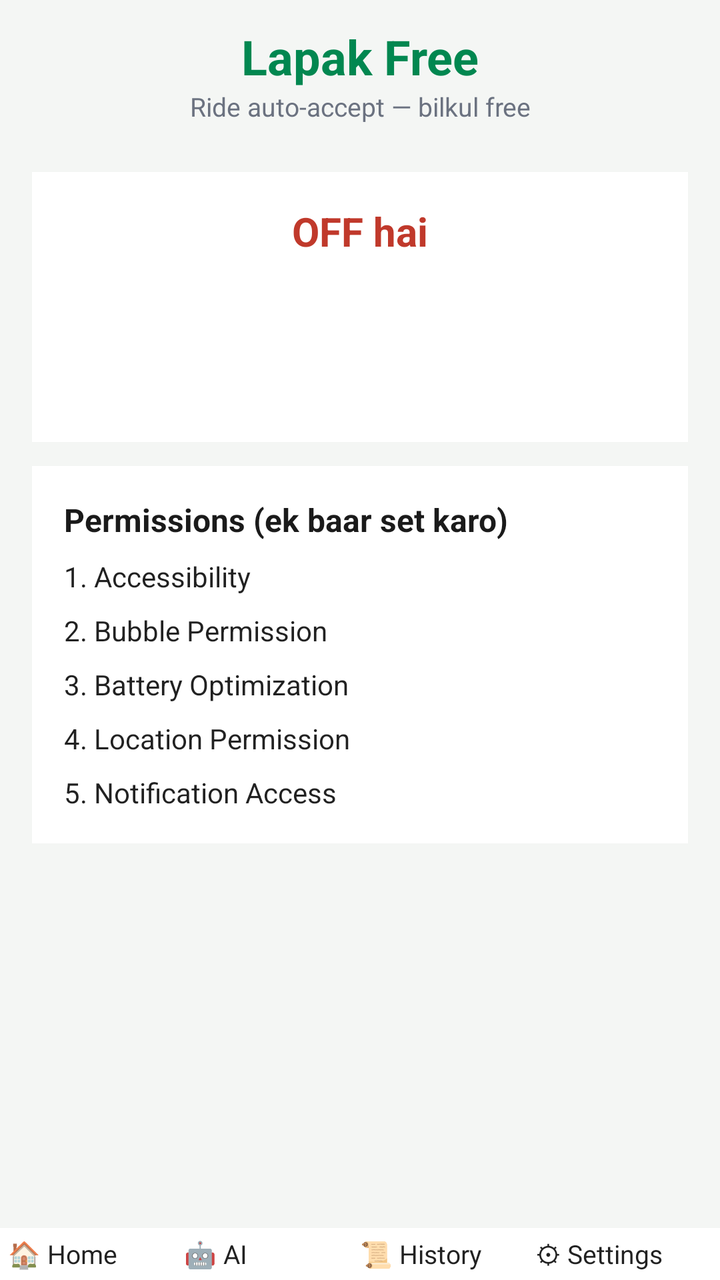
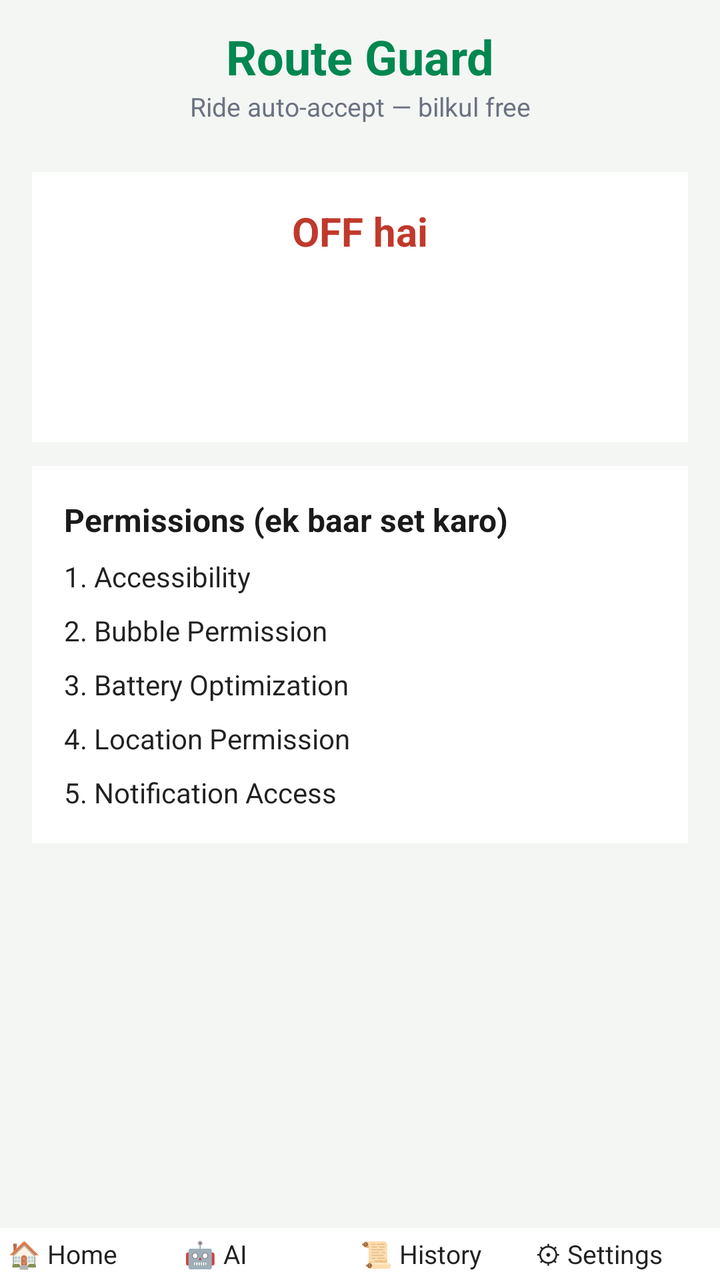

Two renders of the same Android screen: before a commit and after it. Below are the layout's source before the change and the commit's diff.
<!-- AndroidManifest.xml: application theme Theme.LapakFree -->
<!-- res/layout/activity_main.xml -->
<?xml version="1.0" encoding="utf-8"?>
<LinearLayout xmlns:android="http://schemas.android.com/apk/res/android"
    android:layout_width="match_parent"
    android:layout_height="match_parent"
    android:orientation="vertical"
    android:background="@color/bg">

    
    <TextView
        android:layout_width="match_parent"
        android:layout_height="wrap_content"
        android:text="Lapak Free"
        android:textSize="24sp"
        android:textStyle="bold"
        android:textColor="@color/green"
        android:gravity="center"
        android:paddingTop="12dp" />

    <TextView
        android:layout_width="match_parent"
        android:layout_height="wrap_content"
        android:text="Ride auto-accept — bilkul free"
        android:textSize="13sp"
        android:textColor="@color/muted"
        android:gravity="center"
        android:paddingBottom="8dp" />

    
    <FrameLayout
        android:layout_width="match_parent"
        android:layout_height="0dp"
        android:layout_weight="1">

        
        <ScrollView
            android:id="@+id/pageHome"
            android:layout_width="match_parent"
            android:layout_height="match_parent"
            android:padding="16dp">

            <LinearLayout
                android:layout_width="match_parent"
                android:layout_height="wrap_content"
                android:orientation="vertical">

                <LinearLayout
                    android:layout_width="match_parent"
                    android:layout_height="wrap_content"
                    android:orientation="vertical"
                    android:background="@color/card"
                    android:padding="16dp"
                    android:layout_marginBottom="12dp">

                    <TextView
                        android:id="@+id/statusText"
                        android:layout_width="match_parent"
                        android:layout_height="wrap_content"
                        android:text="OFF hai"
                        android:textSize="20sp"
                        android:textStyle="bold"
                        android:gravity="center"
                        android:textColor="@color/red"
                        android:layout_marginBottom="12dp" />

                    <Button
                        android:id="@+id/toggleBtn"
                        android:layout_width="match_parent"
                        android:layout_height="64dp"
                        android:text="CHALU KARO"
                        android:textSize="20sp"
                        android:textStyle="bold"
                        android:backgroundTint="@color/green"
                        android:textColor="#FFFFFF" />
                </LinearLayout>

                <LinearLayout
                    android:layout_width="match_parent"
                    android:layout_height="wrap_content"
                    android:orientation="vertical"
                    android:background="@color/card"
                    android:padding="16dp"
                    android:layout_marginBottom="12dp">

                    <TextView
                        android:layout_width="match_parent"
                        android:layout_height="wrap_content"
                        android:text="Permissions (ek baar set karo)"
                        android:textSize="16sp"
                        android:textStyle="bold"
                        android:textColor="@color/text"
                        android:layout_marginBottom="8dp" />

                    <Button
                        android:id="@+id/accessBtn"
                        android:layout_width="match_parent"
                        android:layout_height="wrap_content"
                        android:text="1. Accessibility"
                        android:layout_marginBottom="8dp" />

                    <Button
                        android:id="@+id/overlayBtn"
                        android:layout_width="match_parent"
                        android:layout_height="wrap_content"
                        android:text="2. Bubble Permission"
                        android:layout_marginBottom="8dp" />

                    <Button
                        android:id="@+id/batteryBtn"
                        android:layout_width="match_parent"
                        android:layout_height="wrap_content"
                        android:text="3. Battery Optimization"
                        android:layout_marginBottom="8dp" />

                    <Button
                        android:id="@+id/locBtn"
                        android:layout_width="match_parent"
                        android:layout_height="wrap_content"
                        android:text="4. Location Permission"
                        android:layout_marginBottom="8dp" />

                    <Button
                        android:id="@+id/notifBtn"
                        android:layout_width="match_parent"
                        android:layout_height="wrap_content"
                        android:text="5. Notification Access" />
                </LinearLayout>
            </LinearLayout>
        </ScrollView>

        
        <ScrollView
            android:id="@+id/pageAi"
            android:layout_width="match_parent"
            android:layout_height="match_parent"
            android:padding="16dp"
            android:visibility="gone">

            <LinearLayout
                android:layout_width="match_parent"
                android:layout_height="wrap_content"
                android:orientation="vertical">

                <LinearLayout
                    android:layout_width="match_parent"
                    android:layout_height="wrap_content"
                    android:orientation="vertical"
                    android:background="@color/card"
                    android:padding="16dp"
                    android:layout_marginBottom="12dp">

                    <TextView
                        android:layout_width="match_parent"
                        android:layout_height="wrap_content"
                        android:text="Google Login — AI auto-connect"
                        android:textSize="16sp"
                        android:textStyle="bold"
                        android:textColor="@color/text"
                        android:layout_marginBottom="8dp" />

                    <TextView
                        android:id="@+id/loginStatus"
                        android:layout_width="match_parent"
                        android:layout_height="wrap_content"
                        android:text="Login nahi hua — AI band rahega, rules se kaam chalega"
                        android:textColor="@color/muted"
                        android:layout_marginBottom="8dp" />

                    <Button
                        android:id="@+id/googleLoginBtn"
                        android:layout_width="match_parent"
                        android:layout_height="wrap_content"
                        android:text="Google se Login karo"
                        android:layout_marginBottom="8dp" />

                    <CheckBox
                        android:id="@+id/aiCheck"
                        android:layout_width="match_parent"
                        android:layout_height="wrap_content"
                        android:text="AI se ride decide karwao (login ke baad, tez faisla)"
                        android:checked="true" />
                </LinearLayout>

                <LinearLayout
                    android:layout_width="match_parent"
                    android:layout_height="wrap_content"
                    android:orientation="vertical"
                    android:background="@color/card"
                    android:padding="16dp"
                    android:layout_marginBottom="12dp">

                    <TextView
                        android:layout_width="match_parent"
                        android:layout_height="wrap_content"
                        android:text="AI ko apne nirdesh do"
                        android:textSize="16sp"
                        android:textStyle="bold"
                        android:textColor="@color/text"
                        android:layout_marginBottom="8dp" />

                    <TextView
                        android:layout_width="match_parent"
                        android:layout_height="wrap_content"
                        android:text="Jo likhoge AI har ride par wahi maanega. Jaise: Sirf 200 se upar wali ride lo. Raat 10 ke baad door ki ride mat lo."
                        android:textColor="@color/muted"
                        android:layout_marginBottom="8dp" />

                    <EditText
                        android:id="@+id/aiInstrInput"
                        android:layout_width="match_parent"
                        android:layout_height="wrap_content"
                        android:minLines="3"
                        android:gravity="top"
                        android:inputType="textMultiLine"
                        android:hint="Apne nirdesh likho..."
                        android:layout_marginBottom="8dp" />

                    <Button
                        android:id="@+id/saveInstrBtn"
                        android:layout_width="match_parent"
                        android:layout_height="wrap_content"
                        android:text="Nirdesh Save Karo"
                        android:backgroundTint="@color/green"
                        android:textColor="#FFFFFF"
                        android:layout_marginBottom="4dp" />

                    <TextView
                        android:id="@+id/instrStatus"
                        android:layout_width="match_parent"
                        android:layout_height="wrap_content"
                        android:text="Koi nirdesh nahi diye."
                        android:textColor="@color/muted"
                        android:textSize="12sp"
                        android:layout_marginBottom="8dp" />

                    <Button
                        android:id="@+id/commanderBtn"
                        android:layout_width="match_parent"
                        android:layout_height="wrap_content"
                        android:text="AI Commander se Baat Karo 🎙"
                        android:backgroundTint="@color/green"
                        android:textColor="#FFFFFF" />

                    <TextView
                        android:id="@+id/ordersStatusMain"
                        android:layout_width="match_parent"
                        android:layout_height="wrap_content"
                        android:text=""
                        android:textColor="@color/muted"
                        android:textSize="12sp" />
                </LinearLayout>
            </LinearLayout>
        </ScrollView>

        
        <ScrollView
            android:id="@+id/pageHistory"
            android:layout_width="match_parent"
            android:layout_height="match_parent"
            android:padding="16dp"
            android:visibility="gone">

            <LinearLayout
                android:layout_width="match_parent"
                android:layout_height="wrap_content"
                android:orientation="vertical"
                android:background="@color/card"
                android:padding="16dp"
                android:layout_marginBottom="12dp">

                <LinearLayout
                    android:layout_width="match_parent"
                    android:layout_height="wrap_content"
                    android:orientation="horizontal"
                    android:layout_marginBottom="8dp">

                    <TextView
                        android:layout_width="0dp"
                        android:layout_height="wrap_content"
                        android:layout_weight="1"
                        android:text="History — date wise"
                        android:textSize="16sp"
                        android:textStyle="bold"
                        android:textColor="@color/text" />

                    <Button
                        android:id="@+id/clearHistoryBtn"
                        android:layout_width="wrap_content"
                        android:layout_height="wrap_content"
                        android:text="Saaf karo" />
                </LinearLayout>

                <TextView
                    android:id="@+id/historyText"
                    android:layout_width="match_parent"
                    android:layout_height="wrap_content"
                    android:text="Abhi koi ride nahi aayi."
                    android:textColor="@color/muted"
                    android:textSize="13sp" />
            </LinearLayout>
        </ScrollView>

        
        <ScrollView
            android:id="@+id/pageSettings"
            android:layout_width="match_parent"
            android:layout_height="match_parent"
            android:padding="16dp"
            android:visibility="gone">

            <LinearLayout
                android:layout_width="match_parent"
                android:layout_height="wrap_content"
                android:orientation="vertical">

                <LinearLayout
                    android:layout_width="match_parent"
                    android:layout_height="wrap_content"
                    android:orientation="vertical"
                    android:background="@color/card"
                    android:padding="16dp"
                    android:layout_marginBottom="12dp">

                    <TextView
                        android:layout_width="match_parent"
                        android:layout_height="wrap_content"
                        android:text="Turant Ride Alerts — notification se"
                        android:textSize="16sp"
                        android:textStyle="bold"
                        android:textColor="@color/text"
                        android:layout_marginBottom="8dp" />

                    <TextView
                        android:layout_width="match_parent"
                        android:layout_height="wrap_content"
                        android:text="Ride ki notification aate hi turant card: kitne % pass/door jayegi. Bina screen khole, bina wait ke."
                        android:textColor="@color/muted"
                        android:layout_marginBottom="8dp" />

                    <CheckBox
                        android:id="@+id/notifAlertsCheck"
                        android:layout_width="match_parent"
                        android:layout_height="wrap_content"
                        android:text="Notification aate hi turant % card dikhao"
                        android:checked="true"
                        android:layout_marginBottom="8dp" />

                    <CheckBox
                        android:id="@+id/autoAcceptCheck"
                        android:layout_width="match_parent"
                        android:layout_height="wrap_content"
                        android:text="Auto-accept: itne % pass par turant accept kar do"
                        android:layout_marginBottom="8dp" />

                    <TextView
                        android:layout_width="match_parent"
                        android:layout_height="wrap_content"
                        android:text="Auto-accept % (kitne % pass par accept ho)"
                        android:textColor="@color/muted" />
                    <EditText
                        android:id="@+id/autoPctInput"
                        android:layout_width="match_parent"
                        android:layout_height="wrap_content"
                        android:inputType="number"
                        android:hint="30"
                        android:layout_marginBottom="4dp" />

                    <TextView
                        android:layout_width="match_parent"
                        android:layout_height="wrap_content"
                        android:text="Manual mode me har ride par card aayega — % dekh ke ACCEPT/SKIP dabao."
                        android:textColor="@color/muted"
                        android:textSize="12sp" />
                </LinearLayout>

                <LinearLayout
                    android:layout_width="match_parent"
                    android:layout_height="wrap_content"
                    android:orientation="vertical"
                    android:background="@color/card"
                    android:padding="16dp"
                    android:layout_marginBottom="12dp">

                    <TextView
                        android:layout_width="match_parent"
                        android:layout_height="wrap_content"
                        android:text="Rules — kaisi ride accept hogi"
                        android:textSize="16sp"
                        android:textStyle="bold"
                        android:textColor="@color/text"
                        android:layout_marginBottom="8dp" />

                    <TextView
                        android:layout_width="match_parent"
                        android:layout_height="wrap_content"
                        android:text="Kam se kam fare (₹) — isse kam wali ride skip"
                        android:textColor="@color/muted" />
                    <EditText
                        android:id="@+id/minFareInput"
                        android:layout_width="match_parent"
                        android:layout_height="wrap_content"
                        android:inputType="number"
                        android:hint="50"
                        android:layout_marginBottom="8dp" />

                    <TextView
                        android:layout_width="match_parent"
                        android:layout_height="wrap_content"
                        android:text="Pickup kitna door ho (km) — isse door wali skip"
                        android:textColor="@color/muted" />
                    <EditText
                        android:id="@+id/maxPickupInput"
                        android:layout_width="match_parent"
                        android:layout_height="wrap_content"
                        android:inputType="numberDecimal"
                        android:hint="5"
                        android:layout_marginBottom="8dp" />

                    <TextView
                        android:layout_width="match_parent"
                        android:layout_height="wrap_content"
                        android:text="Kam se kam trip (km) — isse chhoti skip (0 = sab chalegi)"
                        android:textColor="@color/muted" />
                    <EditText
                        android:id="@+id/minTripInput"
                        android:layout_width="match_parent"
                        android:layout_height="wrap_content"
                        android:inputType="numberDecimal"
                        android:hint="0"
                        android:layout_marginBottom="8dp" />

                    <CheckBox
                        android:id="@+id/unknownFareCheck"
                        android:layout_width="match_parent"
                        android:layout_height="wrap_content"
                        android:text="Bina fare dikhe bhi accept karo"
                        android:checked="true"
                        android:layout_marginBottom="8dp" />

                    <Button
                        android:id="@+id/saveRulesBtn"
                        android:layout_width="match_parent"
                        android:layout_height="wrap_content"
                        android:text="Rules Save Karo"
                        android:backgroundTint="@color/green"
                        android:textColor="#FFFFFF" />
                </LinearLayout>

                <LinearLayout
                    android:layout_width="match_parent"
                    android:layout_height="wrap_content"
                    android:orientation="vertical"
                    android:background="@color/card"
                    android:padding="16dp"
                    android:layout_marginBottom="12dp">

                    <TextView
                        android:layout_width="match_parent"
                        android:layout_height="wrap_content"
                        android:text="Destination mode — nazdeek pickup, manjil ki taraf drop"
                        android:textSize="16sp"
                        android:textStyle="bold"
                        android:textColor="@color/text"
                        android:layout_marginBottom="8dp" />

                    <TextView
                        android:layout_width="match_parent"
                        android:layout_height="wrap_content"
                        android:text="Tumhari manjil (jaise: Gurugram Sector 29)"
                        android:textColor="@color/muted" />
                    <EditText
                        android:id="@+id/destInput"
                        android:layout_width="match_parent"
                        android:layout_height="wrap_content"
                        android:hint="Gurugram Sector 29"
                        android:layout_marginBottom="8dp" />

                    <Button
                        android:id="@+id/setDestBtn"
                        android:layout_width="match_parent"
                        android:layout_height="wrap_content"
                        android:text="Destination Set Karo"
                        android:backgroundTint="@color/green"
                        android:textColor="#FFFFFF"
                        android:layout_marginBottom="8dp" />

                    <TextView
                        android:id="@+id/destStatus"
                        android:layout_width="match_parent"
                        android:layout_height="wrap_content"
                        android:text="Koi destination set nahi hai."
                        android:textColor="@color/muted"
                        android:layout_marginBottom="8dp" />

                    <CheckBox
                        android:id="@+id/destModeCheck"
                        android:layout_width="match_parent"
                        android:layout_height="wrap_content"
                        android:text="Destination mode ON karo"
                        android:layout_marginBottom="8dp" />

                    <TextView
                        android:layout_width="match_parent"
                        android:layout_height="wrap_content"
                        android:text="Max pickup (km) — isse door ka pickup skip hoga"
                        android:textColor="@color/muted" />
                    <EditText
                        android:id="@+id/destPickupInput"
                        android:layout_width="match_parent"
                        android:layout_height="wrap_content"
                        android:inputType="numberDecimal"
                        android:hint="2" />
                </LinearLayout>

                <LinearLayout
                    android:layout_width="match_parent"
                    android:layout_height="wrap_content"
                    android:orientation="vertical"
                    android:background="@color/card"
                    android:padding="16dp"
                    android:layout_marginBottom="12dp">

                    <TextView
                        android:layout_width="match_parent"
                        android:layout_height="wrap_content"
                        android:text="Support karta hai"
                        android:textSize="16sp"
                        android:textStyle="bold"
                        android:textColor="@color/text"
                        android:layout_marginBottom="4dp" />

                    <TextView
                        android:layout_width="match_parent"
                        android:layout_height="wrap_content"
                        android:text="Uber Driver • Ola Driver • Rapido • Porter • inDrive"
                        android:textColor="@color/muted" />
                </LinearLayout>

                <TextView
                    android:layout_width="match_parent"
                    android:layout_height="wrap_content"
                    android:text="Note: Driver app khuli ho aur aap online ho, tabhi ride detect hogi. Screen off ho tab bhi kaam karta hai."
                    android:textColor="@color/muted"
                    android:textSize="12sp"
                    android:gravity="center"
                    android:layout_marginBottom="24dp" />
            </LinearLayout>
        </ScrollView>
    </FrameLayout>

    
    <LinearLayout
        android:layout_width="match_parent"
        android:layout_height="wrap_content"
        android:orientation="horizontal"
        android:background="@color/card"
        android:padding="4dp">

        <Button
            android:id="@+id/navHome"
            android:layout_width="0dp"
            android:layout_height="wrap_content"
            android:layout_weight="1"
            android:text="🏠 Home"
            android:textSize="13sp" />

        <Button
            android:id="@+id/navAi"
            android:layout_width="0dp"
            android:layout_height="wrap_content"
            android:layout_weight="1"
            android:text="🤖 AI"
            android:textSize="13sp" />

        <Button
            android:id="@+id/navHistory"
            android:layout_width="0dp"
            android:layout_height="wrap_content"
            android:layout_weight="1"
            android:text="📜 History"
            android:textSize="13sp" />

        <Button
            android:id="@+id/navSettings"
            android:layout_width="0dp"
            android:layout_height="wrap_content"
            android:layout_weight="1"
            android:text="⚙ Settings"
            android:textSize="13sp" />
    </LinearLayout>
</LinearLayout>
<!-- resources referenced by this layout -->
<resources>
  <color name="bg">#F4F6F4</color>
  <color name="card">#FFFFFF</color>
  <color name="green">#018750</color>
  <color name="muted">#6B7280</color>
  <color name="red">#C0392B</color>
  <color name="text">#1A1A1A</color>
  <style name="Theme.LapakFree" parent="android:Theme.Material.Light.NoActionBar">
          <item name="android:windowBackground">@color/bg</item>
          <item name="android:colorPrimary">@color/green</item>
          <item name="android:colorPrimaryDark">@color/green_dark</item>
      </style>
  <color name="green_dark">#016B40</color>
</resources>

<!-- the commit's change to res/layout/activity_main.xml (unified diff, before → after) -->
@@ -9,7 +9,7 @@
     <TextView
         android:layout_width="match_parent"
         android:layout_height="wrap_content"
-        android:text="Lapak Free"
+        android:text="Route Guard"
         android:textSize="24sp"
         android:textStyle="bold"
         android:textColor="@color/green"
